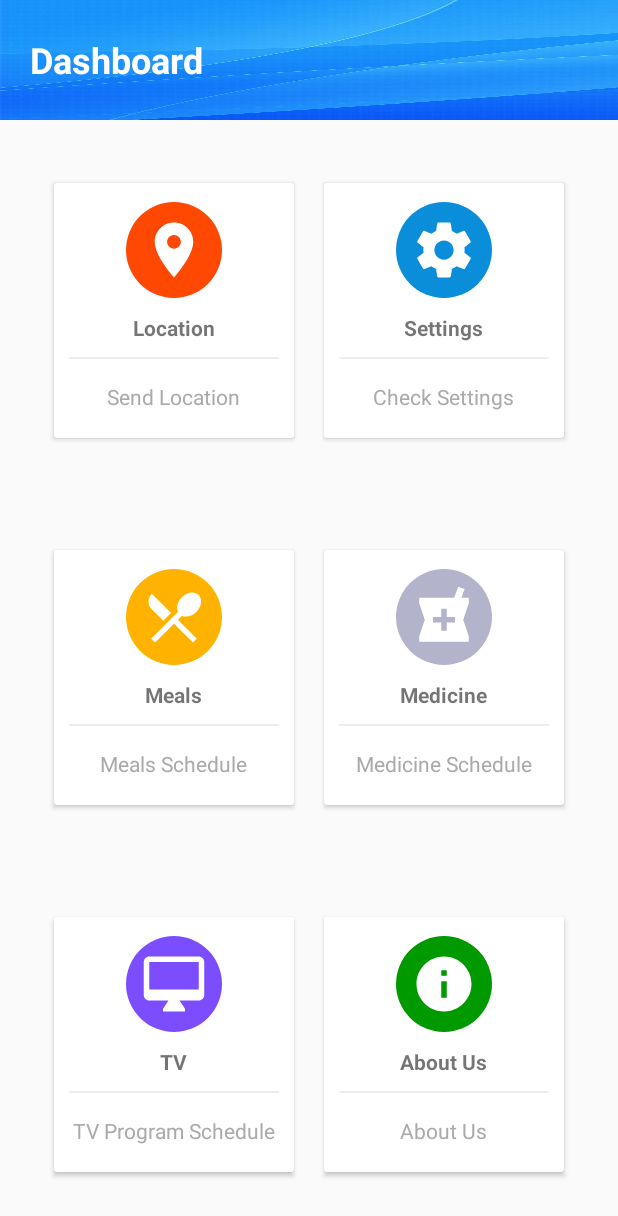
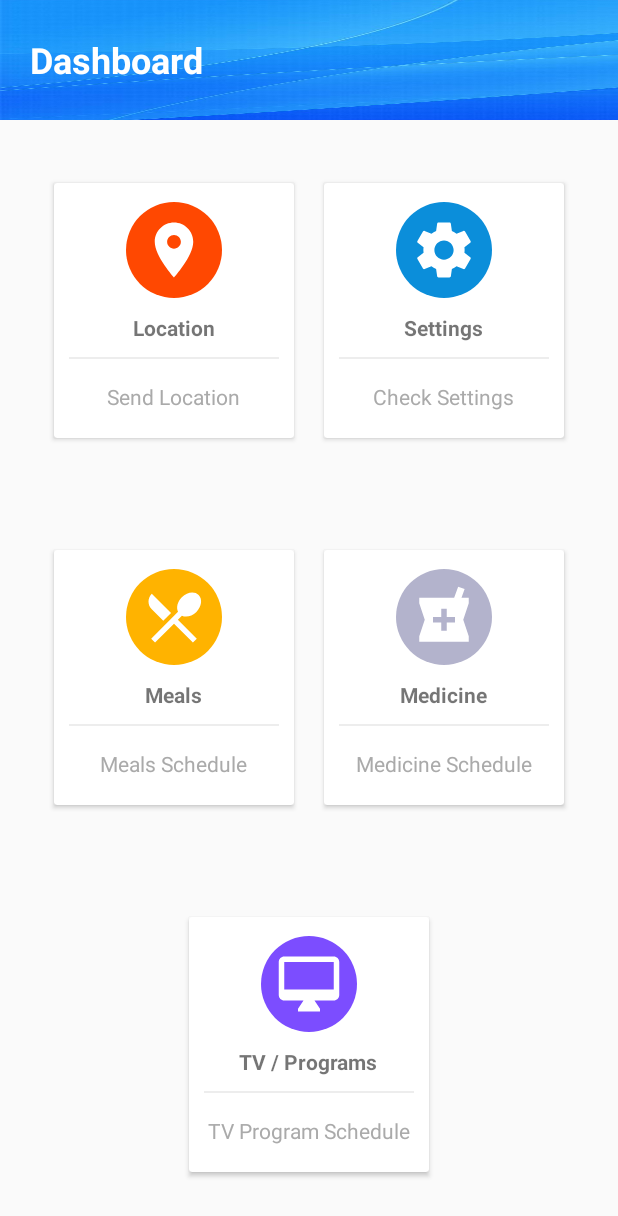
Before and after one commit to abdullahmansss/Alzheimer, an Android app: the DashboardActivity screen opened directly, with no data from a screen before it, on a phone screen of 412 x 824 dp. Shown: the top 1216 px of the screen. Run offline under Robolectric (Android 15) with nearby library versions, the light colour scheme and no system bars.

Commit message:
Final Commit

```diff
--- a/app/src/main/AndroidManifest.xml
+++ b/app/src/main/AndroidManifest.xml
@@ -43,6 +43,8 @@
         <service android:name=".mealnotfyservice" />
 
         <receiver android:name=".BroadcastReceivers.MedicineReceiver"/>
+        <receiver android:name=".BroadcastReceivers.TvReceiver"/>
+        <receiver android:name=".BroadcastReceivers.MealReceiver"/>
 
         <activity android:name=".Confglocation" />
         <activity android:name=".testime" />
--- a/app/src/main/java/com/project/alzheimer/alzheimer/DashboardActivity.java
+++ b/app/src/main/java/com/project/alzheimer/alzheimer/DashboardActivity.java
@@ -8,7 +8,7 @@ import android.view.View;
 import android.widget.Switch;
 
 public class DashboardActivity extends AppCompatActivity implements View.OnClickListener {
-   private CardView btnlocation,btnsetting,btnmeals,btnmedicine,btntvprogram,btnabout;
+   private CardView btnlocation,btnsetting,btnmeals,btnmedicine,btntvprogram;
     @Override
     protected void onCreate(Bundle savedInstanceState) {
         super.onCreate(savedInstanceState);
@@ -18,14 +18,12 @@ public class DashboardActivity extends AppCompatActivity implements View.OnClick
         btnmeals=(CardView)findViewById(R.id.btnmeals);
         btnmedicine=(CardView)findViewById(R.id.btnmedicine);
         btntvprogram=(CardView)findViewById(R.id.btntvprogram);
-        btnabout=(CardView)findViewById(R.id.btnabout);
 
         btnlocation.setOnClickListener(this);
         btnsetting.setOnClickListener(this);
         btnmeals.setOnClickListener(this);
         btnmedicine.setOnClickListener(this);
         btntvprogram.setOnClickListener(this);
-        btnabout.setOnClickListener(this);
     }
 
     @Override
@@ -54,11 +52,6 @@ public class DashboardActivity extends AppCompatActivity implements View.OnClick
                 i=new Intent(this,Mytvprogram.class);
                 startActivity(i);
                 break;
-            case R.id.btnabout:
-                i=new Intent(this,Aboutus.class);
-                startActivity(i);
-                break;
-
         }
     }
 }
--- a/app/src/main/res/layout/activitydashboard.xml
+++ b/app/src/main/res/layout/activitydashboard.xml
@@ -282,7 +282,7 @@
                         android:layout_width="wrap_content"
                         android:layout_height="wrap_content"
                         android:layout_marginTop="10dp"
-                        android:text="TV"
+                        android:text="TV / Programs"
                         android:textStyle="bold" />
 
                     <View
@@ -302,54 +302,6 @@
                 </LinearLayout>
             </android.support.v7.widget.CardView>
 
-
-            <android.support.v7.widget.CardView
-                android:id="@+id/btnabout"
-                android:layout_width="160dp"
-                android:layout_height="170dp"
-                android:layout_margin="10dp"
-                android:clickable="true"
-                android:foreground="?attr/selectableItemBackground">
-
-
-                <LinearLayout
-                    android:layout_width="match_parent"
-                    android:layout_height="match_parent"
-                    android:gravity="center"
-                    android:orientation="vertical">
-
-                    <ImageView
-                        android:layout_width="64dp"
-                        android:layout_height="64dp"
-                        android:background="@drawable/circlegreencolor"
-                        android:padding="10dp"
-                        app:srcCompat="@drawable/ic_info_black_24dp" />
-
-                    <TextView
-                        android:layout_width="wrap_content"
-                        android:layout_height="wrap_content"
-                        android:layout_marginTop="10dp"
-                        android:text="About Us"
-                        android:textStyle="bold" />
-
-                    <View
-
-                        android:layout_width="match_parent"
-                        android:layout_height="1dp"
-                        android:layout_margin="10dp"
-                        android:background="@color/lightgray" />
-
-                    <TextView
-                        android:layout_width="wrap_content"
-                        android:layout_height="wrap_content"
-                        android:layout_gravity="center"
-                        android:layout_margin="5dp"
-                        android:text="About Us"
-                        android:textColor="@android:color/darker_gray" />
-                </LinearLayout>
-            </android.support.v7.widget.CardView>
-
-
         </LinearLayout>
 
 
--- a/app/src/main/res/layout/confglocation.xml
+++ b/app/src/main/res/layout/confglocation.xml
@@ -55,7 +55,7 @@
             android:id="@+id/txt_sms"
             android:layout_width="match_parent"
             android:layout_height="wrap_content"
-            android:hint="+020"
+            android:hint=""
             android:layout_weight="1"
             android:ems="10"
             />
--- a/app/src/main/res/layout/sendlocation.xml
+++ b/app/src/main/res/layout/sendlocation.xml
@@ -55,7 +55,7 @@
             android:layout_height="wrap_content"
             android:layout_weight="1"
             android:ems="10"
-            android:hint="+020"
+            android:hint=""
             />
     </LinearLayout>
 
```
Also changed, not shown: app/src/main/java/com/project/alzheimer/alzheimer/BroadcastReceivers/MealReceiver.java (added, +56 -0 lines), app/src/main/java/com/project/alzheimer/alzheimer/BroadcastReceivers/TvReceiver.java (added, +56 -0 lines), app/src/main/java/com/project/alzheimer/alzheimer/Meals.java (+33 -14 lines), app/src/main/java/com/project/alzheimer/alzheimer/Tvprograms.java (+33 -14 lines), app/src/main/java/com/project/alzheimer/alzheimer/settingdashboard.java (+1 -10 lines), app/src/main/res/layout/aboutus.xml (+0 -21 lines), app/src/main/res/layout/settingdashboard.xml (+0 -48 lines), app/src/main/res/values/strings.xml (+5 -2 lines).
